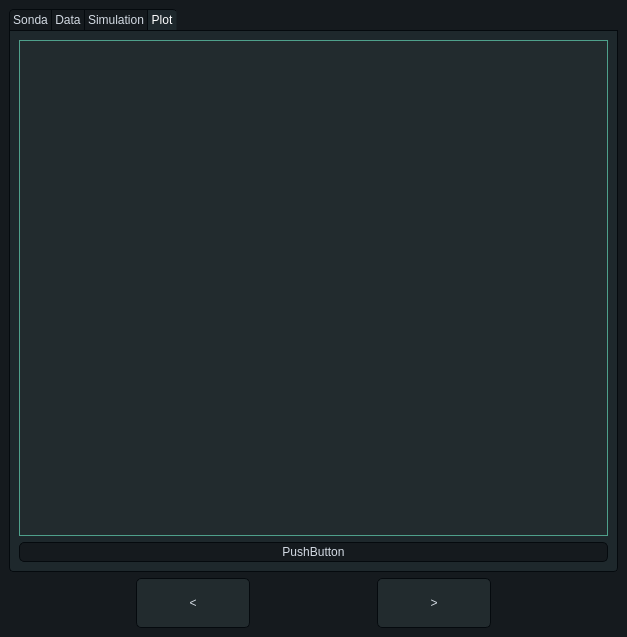
MikeMakes/OceanHackaton2021_GUI, file gui/src/mainwindow.ui: the form before one commit.
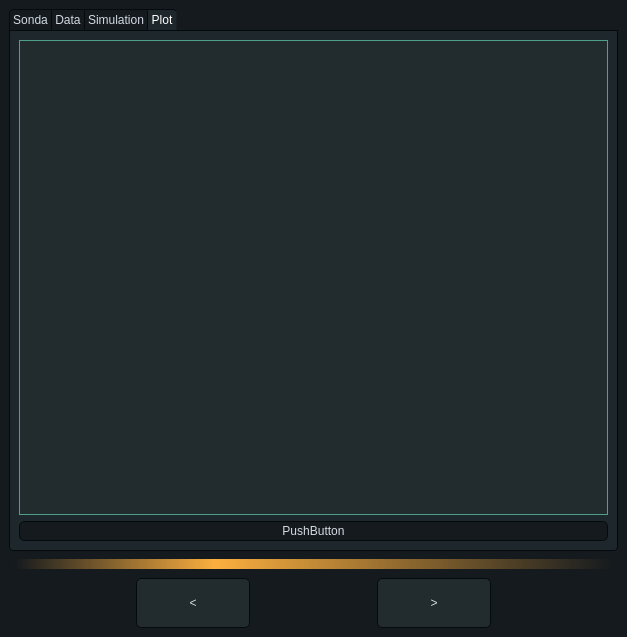
The form after the commit. The open tabs and pages were chosen to show the change.

```diff
--- a/gui/src/mainwindow.ui
+++ b/gui/src/mainwindow.ui
@@ -549,7 +549,7 @@
   </property>
   <widget class="QWidget" name="centralwidget">
    <layout class="QGridLayout" name="gridLayout_3">
-    <item row="1" column="2">
+    <item row="2" column="2">
      <widget class="QPushButton" name="leftButton">
       <property name="sizePolicy">
        <sizepolicy hsizetype="Expanding" vsizetype="MinimumExpanding">
@@ -584,7 +584,7 @@
       </property>
      </widget>
     </item>
-    <item row="1" column="4">
+    <item row="2" column="4">
      <widget class="QPushButton" name="rightButton">
       <property name="sizePolicy">
        <sizepolicy hsizetype="Expanding" vsizetype="MinimumExpanding">
@@ -618,7 +618,7 @@
       </property>
      </widget>
     </item>
-    <item row="1" column="5">
+    <item row="2" column="5">
      <spacer name="horizontalSpacer">
       <property name="orientation">
        <enum>Qt::Horizontal</enum>
@@ -634,7 +634,7 @@
       </property>
      </spacer>
     </item>
-    <item row="1" column="1">
+    <item row="2" column="1">
      <spacer name="horizontalSpacer_2">
       <property name="orientation">
        <enum>Qt::Horizontal</enum>
@@ -656,7 +656,7 @@
        <enum>QTabWidget::Rounded</enum>
       </property>
       <property name="currentIndex">
-       <number>0</number>
+       <number>3</number>
       </property>
       <property name="iconSize">
        <size>
@@ -789,7 +789,7 @@
           </item>
          </layout>
         </item>
-        <item row="1" column="0">
+        <item row="2" column="0">
          <widget class="QPushButton" name="pushButton">
           <property name="text">
            <string>PushButton</string>
@@ -800,7 +800,7 @@
       </widget>
      </widget>
     </item>
-    <item row="1" column="3">
+    <item row="2" column="3">
      <spacer name="horizontalSpacer_5">
       <property name="orientation">
        <enum>Qt::Horizontal</enum>
@@ -816,6 +816,47 @@
       </property>
      </spacer>
     </item>
+    <item row="1" column="1" colspan="5">
+     <widget class="QSlider" name="horizontalSlider">
+      <property name="styleSheet">
+       <string notr="true">QSlider::groove:horizontal {
+	height: 10px;
+	background-color: rgba(255, 255, 255, 0);
+}
+QSlider::handle:horizontal {
+	background:rgba(255, 255, 255, 0);
+	border-style: none;
+	border-width: 1px;
+	border-color: rgba(255, 255, 255, 0);
+	width: 1px;
+	margin: 1px;
+	border-radius: 1px;
+}
+QSlider::add-page:horizontal {
+    background: qlineargradient(spread:pad, x1:0, y1:0, x2:1, y2:0, stop:0 rgb(252, 175, 62), stop:1 rgba(255, 255, 255, 0));
+}
+QSlider::sub-page:horizontal {
+    background-color: qlineargradient(spread:pad, x1:0, y1:0, x2:1, y2:0, stop:0 rgba(255, 255, 255, 0), stop:1 rgb(252, 175, 62));
+}
+</string>
+      </property>
+      <property name="maximum">
+       <number>3</number>
+      </property>
+      <property name="singleStep">
+       <number>1</number>
+      </property>
+      <property name="pageStep">
+       <number>1</number>
+      </property>
+      <property name="value">
+       <number>1</number>
+      </property>
+      <property name="orientation">
+       <enum>Qt::Horizontal</enum>
+      </property>
+     </widget>
+    </item>
    </layout>
   </widget>
  </widget>
```
Left out of the diff: 35 changed lines with no effect on the pictures.
